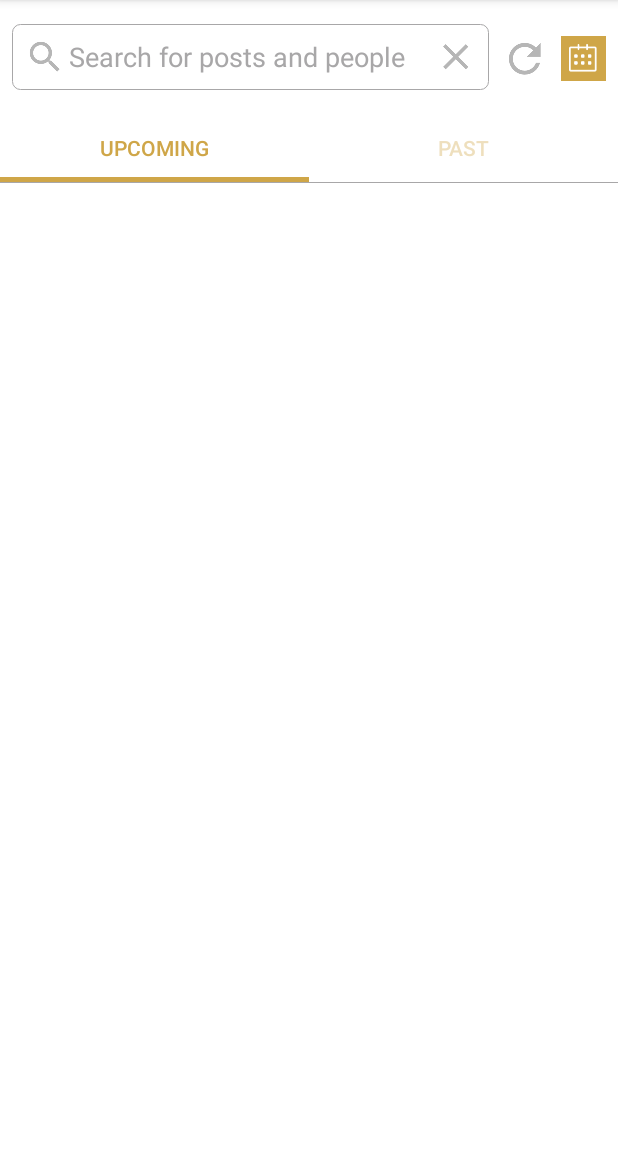
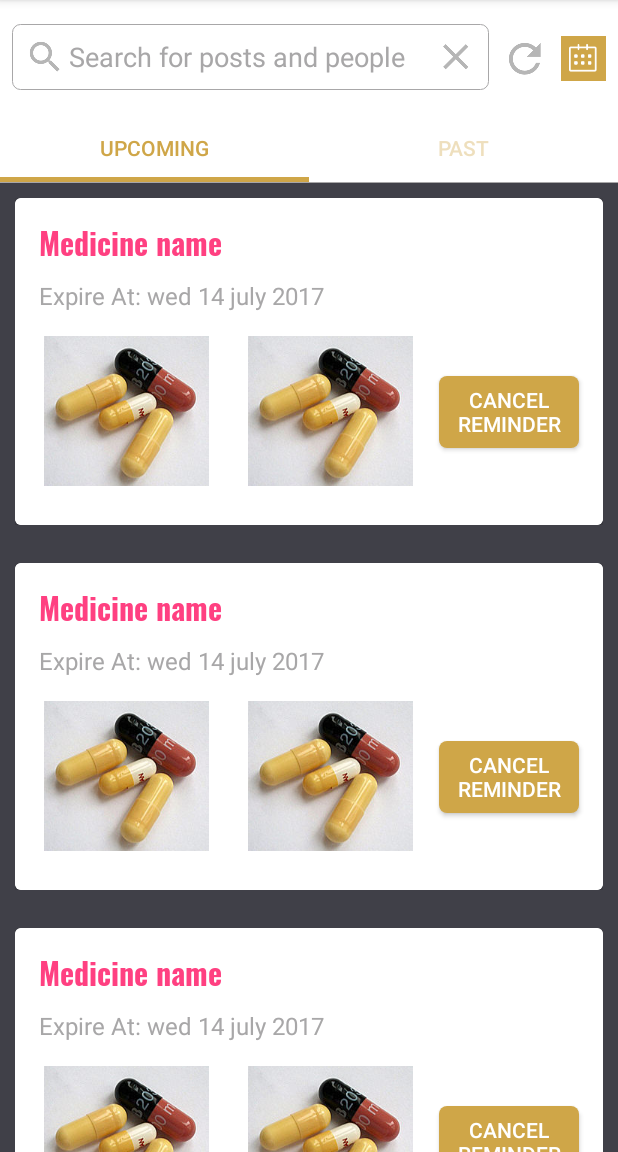
Before and after one commit to sanjaysingh1990/medicinereminder, an Android app: the HistoryActivity screen opened directly, with no data from a screen before it, on a phone screen of 412 x 824 dp, the part 84-1236 px from its top. Run offline under Robolectric (Android 15) with nearby library versions, the phone set to English and light mode, and no system bars; our stand-ins replace CircleImageView, data binding; libraries missing offline, so code that uses them is left out: cn.pedant; 2 statements that could not run were skipped.

Commit message:
history design done

```diff
--- a/app/build.gradle
+++ b/app/build.gradle
@@ -31,4 +31,5 @@ dependencies {
     testCompile 'junit:junit:4.12'
     compile 'com.android.support:cardview-v7:25.3.1'
     compile 'com.android.support:recyclerview-v7:25.3.1'
+    compile 'cn.pedant.sweetalert:library:1.3'
 }
--- a/app/src/main/AndroidManifest.xml
+++ b/app/src/main/AndroidManifest.xml
@@ -7,7 +7,7 @@
 
     <application
         android:allowBackup="true"
-        android:icon="@mipmap/ic_timer_icon"
+
         android:label="@string/app_name"
         android:supportsRtl="true"
         android:theme="@style/AppTheme">
@@ -43,7 +43,7 @@
             android:name=".MyAlertDialog"
             android:launchMode="singleInstance"
             android:theme="@style/Theme.AppCompat.NoActionBar" />
-        <activity android:name=".HistoryActivity"
+        <activity android:name=".history.HistoryActivity"
             android:theme="@style/AppTheme2"
             ></activity>
     </application>
--- a/app/src/main/java/com/medi/reminder/MainActivity.java
+++ b/app/src/main/java/com/medi/reminder/MainActivity.java
@@ -33,6 +33,7 @@ import android.widget.TextView;
 import android.widget.Toast;
 
 import com.medi.reminder.databinding.ActivityMainBinding;
+import com.medi.reminder.history.HistoryActivity;
 import com.medi.reminder.receiver.MyReceiver;
 
 import java.io.FileNotFoundException;
--- /dev/null
+++ b/app/src/main/java/com/medi/reminder/adapter/HistoryAdapter.java
@@ -0,0 +1,158 @@
+package com.medi.reminder.adapter;
+
+import android.support.v4.app.FragmentActivity;
+import android.support.v7.widget.RecyclerView;
+import android.view.LayoutInflater;
+import android.view.View;
+import android.view.ViewGroup;
+import android.widget.Button;
+import android.widget.ImageView;
+
+import com.medi.reminder.R;
+import com.medi.reminder.history.ActionCallBack;
+import com.medi.reminder.model.history.Data;
+
+import java.util.List;
+
+import cn.pedant.SweetAlert.SweetAlertDialog;
+
+/**
+ * Created by sanjay on 6/6/17.
+ * *
+ */
+
+public class HistoryAdapter extends RecyclerView.Adapter<HistoryAdapter.DataHolder> {
+    private static final String FORMAT = "EEE, dd MMM, yyyy hh:mm a";
+    private FragmentActivity mActivity;
+    private List<Data> mDataList;
+    private int mType = 1; // 1-for upcoming 2- for past
+    private ActionCallBack mCallback;
+
+    public HistoryAdapter(FragmentActivity activity, List<Data> dataList, ActionCallBack actionCallBack) {
+        mActivity = activity;
+        mDataList = dataList;
+        mCallback = actionCallBack;
+
+    }
+
+    @Override
+    public DataHolder onCreateViewHolder(ViewGroup parent, int viewType) {
+
+
+        View view = LayoutInflater.from(mActivity).inflate(R.layout.item_medicine_list, parent, false);
+        return new DataHolder(view);
+    }
+
+    @Override
+    public void onBindViewHolder(DataHolder viewHolder, int position) {
+
+
+    }
+
+
+    @Override
+    public int getItemCount() {
+        return mDataList.size();
+    }
+
+
+    class DataHolder extends RecyclerView.ViewHolder {
+        //        private TextView mTxtUname;
+//        private TextView mTxtOrderId;
+//        private TextView mTxtServices;
+//        private TextView mTxtTotalTime;
+//        private TextView mTxtTime;
+//        private TextView mTxtTotalPrice;
+//        private CircleImageView mImgProfilePic;
+//        private ConstraintLayout mConstraintLayout;
+//        private ImageView ImgBtnCancelRequest;
+//        private ImageView ImgBtnAcceptRequest;
+        private Button mBtnCancelReminder;
+        private ImageView mMediImage1;
+        private ImageView mMediImage2;
+
+
+        DataHolder(View itemView) {
+            super(itemView);
+            mBtnCancelReminder = (Button) itemView.findViewById(R.id.btn_set_reminder);
+            mMediImage1 = (ImageView) itemView.findViewById(R.id.image_medi1);
+            mMediImage2 = (ImageView) itemView.findViewById(R.id.image_medi2);
+
+//            mImgProfilePic = (CircleImageView) itemView.findViewById(R.id.image_profile_pic);
+//            mTxtUname = (TextView) itemView.findViewById(R.id.text_user_name);
+//            mTxtOrderId = (TextView) itemView.findViewById(R.id.text_orderid);
+//            mTxtServices = (TextView) itemView.findViewById(R.id.text_services);
+//            mTxtTotalTime = (TextView) itemView.findViewById(R.id.text_total_time);
+//            mTxtTime = (TextView) itemView.findViewById(R.id.text_timing);
+//            mTxtTotalPrice = (TextView) itemView.findViewById(R.id.text_total_price);
+//
+//            mConstraintLayout = (ConstraintLayout) itemView.findViewById(R.id.constraintLayout);
+//            mConstraintLayout.setOnClickListener(new View.OnClickListener() {
+//                @Override
+//                public void onClick(View view) {
+//                    if (bookingSelectedCallBack != null) {
+//                        bookingSelectedCallBack.bookingSelected(getAdapterPosition());
+//                    }
+//                }
+//            });
+//
+//            ImgBtnAcceptRequest = (ImageView) itemView.findViewById(R.id.button_accept_request);
+//            ImgBtnCancelRequest = (ImageView) itemView.findViewById(R.id.button_cancel_request);
+//
+//            //bind with events
+//            ImgBtnAcceptRequest.setOnClickListener(new View.OnClickListener() {
+//                @Override
+//                public void onClick(View view) {
+//                    if (mCallback != null) {
+//                        mCallback.accept(getAdapterPosition());
+//                    }
+//                }
+//            });
+//
+//            ImgBtnCancelRequest.setOnClickListener(new View.OnClickListener() {
+//                @Override
+//                public void onClick(View view) {
+//                    if (mCallback != null) {
+//                        mCallback.reject(getAdapterPosition());
+//                    }
+//                }
+//            });
+
+            mBtnCancelReminder.setOnClickListener(new View.OnClickListener() {
+                @Override
+                public void onClick(View view) {
+                    if (mCallback != null) {
+                        mCallback.cancelSchedule(getAdapterPosition());
+                    }
+                }
+            });
+
+            mMediImage1.setOnClickListener(new View.OnClickListener() {
+                @Override
+                public void onClick(View view) {
+                    showAlert(getAdapterPosition());
+                }
+            });
+
+            mMediImage2.setOnClickListener(new View.OnClickListener() {
+                @Override
+                public void onClick(View view) {
+                    showAlert(getAdapterPosition());
+                }
+            });
+
+        }
+
+        private void showAlert(int postion)
+        {
+            new SweetAlertDialog(mActivity, SweetAlertDialog.CUSTOM_IMAGE_TYPE)
+                    .setTitleText("Sweet!")
+                    .setContentText("Here's a custom image.")
+                    .setCustomImage(R.mipmap.images)
+                    .show();
+        }
+
+    }
+
+
+}
--- /dev/null
+++ b/app/src/main/java/com/medi/reminder/adapter/ViewPagerAdapter.java
@@ -0,0 +1,39 @@
+package com.medi.reminder.adapter;
+
+import android.support.v4.app.Fragment;
+import android.support.v4.app.FragmentManager;
+import android.support.v4.app.FragmentStatePagerAdapter;
+
+import java.util.ArrayList;
+import java.util.List;
+
+public class ViewPagerAdapter extends FragmentStatePagerAdapter {
+    private final List<Fragment> mFragmentList = new ArrayList<>();
+    private final List<String> mFragmentTitleList = new ArrayList<>();
+
+    public ViewPagerAdapter(FragmentManager manager) {
+        super(manager);
+    }
+
+    @Override
+    public Fragment getItem(int position) {
+
+        return mFragmentList.get(position);
+
+    }
+
+    @Override
+    public int getCount() {
+        return mFragmentList.size();
+    }
+
+    public void addFrag(Fragment fragment, String title) {
+        mFragmentList.add(fragment);
+        mFragmentTitleList.add(title);
+    }
+
+    @Override
+    public CharSequence getPageTitle(int position) {
+        return mFragmentTitleList.get(position);
+    }
+}
--- /dev/null
+++ b/app/src/main/java/com/medi/reminder/history/ActionCallBack.java
@@ -0,0 +1,11 @@
+package com.medi.reminder.history;
+
+/**
+ * Created by android on 20/6/17.
+ */
+
+public interface ActionCallBack {
+    void cancelSchedule(int position);
+
+
+}
--- a/app/src/main/java/com/medi/reminder/HistoryActivity.java
+++ b/app/src/main/java/com/medi/reminder/history/HistoryActivity.java
@@ -1,4 +1,4 @@
-package com.medi.reminder;
+package com.medi.reminder.history;
 
 import android.databinding.DataBindingUtil;
 import android.os.Bundle;
@@ -6,18 +6,32 @@ import android.support.v7.app.AppCompatActivity;
 import android.view.MenuItem;
 import android.view.View;
 
+import com.medi.reminder.R;
+import com.medi.reminder.adapter.ViewPagerAdapter;
 import com.medi.reminder.databinding.ActivityHistoryBinding;
 import com.medi.reminder.databinding.ActivityMainBinding;
 
 public class HistoryActivity extends AppCompatActivity {
     private ActivityHistoryBinding binding;
-
+    private ViewPagerAdapter mAdapter;
     @Override
     protected void onCreate(Bundle savedInstanceState) {
         super.onCreate(savedInstanceState);
         binding = DataBindingUtil.setContentView(this, R.layout.activity_history);
         binding.setClickEvent(new ClickHandler());
         getSupportActionBar().setDisplayHomeAsUpEnabled(true);
+        init();
+
+    }
+
+   private void init()
+    {
+        mAdapter = new ViewPagerAdapter(getSupportFragmentManager());
+        mAdapter.addFrag(new UpcomingFragment(), "UPCOMING");
+        mAdapter.addFrag(new PastFragment(), "PAST");
+
+        binding.viewpager.setAdapter(mAdapter);
+        binding.tabLayout.setupWithViewPager(binding.viewpager);
 
     }
 
--- /dev/null
+++ b/app/src/main/java/com/medi/reminder/history/PastFragment.java
@@ -0,0 +1,68 @@
+package com.medi.reminder.history;
+
+import android.databinding.DataBindingUtil;
+import android.os.Bundle;
+import android.support.annotation.Nullable;
+import android.support.v4.app.Fragment;
+import android.support.v7.widget.DividerItemDecoration;
+import android.support.v7.widget.LinearLayoutManager;
+import android.view.LayoutInflater;
+import android.view.View;
+import android.view.ViewGroup;
+
+import com.medi.reminder.R;
+import com.medi.reminder.adapter.HistoryAdapter;
+import com.medi.reminder.databinding.FragmentUpcomingPastBinding;
+import com.medi.reminder.model.history.Data;
+
+import java.util.ArrayList;
+import java.util.List;
+
+/**
+ * Created by android on 2/6/17.
+ * *
+ */
+
+public class PastFragment extends Fragment {
+
+     public List<Data> mList = new ArrayList<>();
+    private FragmentUpcomingPastBinding binding;
+    private HistoryAdapter mAdapter;
+
+    @Nullable
+    @Override
+    public View onCreateView(LayoutInflater inflater, @Nullable ViewGroup container, @Nullable Bundle savedInstanceState) {
+        binding = DataBindingUtil.bind(inflater.inflate(R.layout.fragment_upcoming_past, container, false));
+        return binding.getRoot();
+    }
+
+    @Override
+    public void onViewCreated(View view, @Nullable Bundle savedInstanceState) {
+        super.onViewCreated(view, savedInstanceState);
+        init();
+    }
+
+    private void init() {
+
+        for(int i=0;i<20;i++)
+        {
+            Data data=new Data();
+            mList.add(data);
+        }
+        mAdapter = new HistoryAdapter(getActivity(), mList, new ActionCallBack() {
+            @Override
+            public void cancelSchedule(int position) {
+
+            }
+        });
+        DividerItemDecoration dividerItemDecoration = new DividerItemDecoration(getContext(), DividerItemDecoration.VERTICAL);
+        dividerItemDecoration.setDrawable(getActivity().getDrawable(R.drawable.divider));
+        LinearLayoutManager mLayoutManager = new LinearLayoutManager(getContext());
+        binding.recyclerView.setLayoutManager(mLayoutManager);
+        binding.recyclerView.addItemDecoration(dividerItemDecoration);
+        binding.recyclerView.setAdapter(mAdapter);
+
+
+    }
+
+  }
--- /dev/null
+++ b/app/src/main/java/com/medi/reminder/history/UpcomingFragment.java
@@ -0,0 +1,96 @@
+package com.medi.reminder.history;
+
+import android.databinding.DataBindingUtil;
+import android.os.Bundle;
+import android.support.annotation.Nullable;
+import android.support.v4.app.Fragment;
+import android.support.v7.widget.DividerItemDecoration;
+import android.support.v7.widget.LinearLayoutManager;
+import android.view.LayoutInflater;
+import android.view.View;
+import android.view.ViewGroup;
+
+import com.medi.reminder.R;
+import com.medi.reminder.adapter.HistoryAdapter;
+import com.medi.reminder.databinding.FragmentUpcomingPastBinding;
+import com.medi.reminder.model.history.Data;
+
+import java.util.ArrayList;
+import java.util.List;
+
+import cn.pedant.SweetAlert.SweetAlertDialog;
+
+/**
+ * Created by android on 2/6/17.
+ * *
+ */
+
+public class UpcomingFragment extends Fragment {
+
+    public boolean mDataRequestSuccess = false;
+    public boolean mNoMoreLoad = true;
+    public List<Data> mList = new ArrayList<>();
+    private FragmentUpcomingPastBinding binding;
+    private HistoryAdapter mAdapter;
+
+    @Nullable
+    @Override
+    public View onCreateView(LayoutInflater inflater, @Nullable ViewGroup container, @Nullable Bundle savedInstanceState) {
+        binding = DataBindingUtil.bind(inflater.inflate(R.layout.fragment_upcoming_past, container, false));
+        return binding.getRoot();
+    }
+
+    @Override
+    public void onViewCreated(View view, @Nullable Bundle savedInstanceState) {
+        super.onViewCreated(view, savedInstanceState);
+        init();
+    }
+
+    private void init() {
+       for(int i=0;i<20;i++)
+       {
+           Data data=new Data();
+           mList.add(data);
+       }
+
+        mAdapter = new HistoryAdapter(getActivity(), mList, new ActionCallBack() {
+            @Override
+            public void cancelSchedule(int position) {
+                showWarningAlert(position);
+            }
+        });
+        DividerItemDecoration dividerItemDecoration = new DividerItemDecoration(getContext(), DividerItemDecoration.VERTICAL);
+        dividerItemDecoration.setDrawable(getActivity().getDrawable(R.drawable.divider));
+        LinearLayoutManager mLayoutManager = new LinearLayoutManager(getContext());
+        binding.recyclerView.setLayoutManager(mLayoutManager);
+        binding.recyclerView.addItemDecoration(dividerItemDecoration);
+        binding.recyclerView.setAdapter(mAdapter);
+
+
+    }
+
+    private void showWarningAlert(final int position) {
+        new SweetAlertDialog(getActivity(), SweetAlertDialog.WARNING_TYPE)
+                .setTitleText("Are you sure?")
+                .setContentText("Won't be able to recover this alert!")
+                .setConfirmText("Yes,delete it!")
+                .setConfirmClickListener(new SweetAlertDialog.OnSweetClickListener() {
+                    @Override
+                    public void onClick(SweetAlertDialog sDialog) {
+                        sDialog
+                                .setTitleText("Deleted!")
+                                .setContentText("Your sucedule has been canceled successfully!")
+                                .setConfirmText("OK")
+                                .setConfirmClickListener(null)
+                                .changeAlertType(SweetAlertDialog.SUCCESS_TYPE);
+
+                               //remove deleted item from list and update the list
+                               mList.remove(position);
+                               mAdapter.notifyItemRemoved(position);
+
+                    }
+                })
+                .show();
+    }
+
+}
--- /dev/null
+++ b/app/src/main/java/com/medi/reminder/model/history/Data.java
@@ -0,0 +1,45 @@
+package com.medi.reminder.model.history;
+
+/**
+ * Created by android on 24/8/17.
+ */
+
+public class Data {
+    private String medicineName;
+    private String dateTime;
+    private String imageUrl1;
+    private String imageUrl2;
+
+    public String getMedicineName() {
+        return medicineName;
+    }
+
+    public void setMedicineName(String medicineName) {
+        this.medicineName = medicineName;
+    }
+
+    public String getDateTime() {
+        return dateTime;
+    }
+
+    public void setDateTime(String dateTime) {
+        this.dateTime = dateTime;
+    }
+
+    public String getImageUrl1() {
+        return imageUrl1;
+    }
+
+    public void setImageUrl1(String imageUrl1) {
+        this.imageUrl1 = imageUrl1;
+    }
+
+    public String getImageUrl2() {
+        return imageUrl2;
+    }
+
+    public void setImageUrl2(String imageUrl2) {
+        this.imageUrl2 = imageUrl2;
+    }
+
+}
--- /dev/null
+++ b/app/src/main/res/drawable/divider.xml
@@ -0,0 +1,11 @@
+<?xml version="1.0" encoding="utf-8"?>
+<shape xmlns:android="http://schemas.android.com/apk/res/android"
+    android:shape="rectangle">
+
+    <size
+        android:width="1dp"
+        android:height="5dp" />
+
+    <solid android:color="@color/material_grey_light" />
+
+</shape>
--- a/app/src/main/res/layout/activity_history.xml
+++ b/app/src/main/res/layout/activity_history.xml
@@ -8,7 +8,7 @@
 
         <variable
             name="clickEvent"
-            type="com.medi.reminder.HistoryActivity.ClickHandler" />
+            type="com.medi.reminder.history.HistoryActivity.ClickHandler" />
 
 
     </data>
--- /dev/null
+++ b/app/src/main/res/layout/fragment_upcoming_past.xml
@@ -0,0 +1,28 @@
+<?xml version="1.0" encoding="utf-8"?>
+<layout xmlns:android="http://schemas.android.com/apk/res/android"
+    xmlns:app="http://schemas.android.com/apk/res-auto">
+
+    <data>
+
+
+    </data>
+
+    <android.support.constraint.ConstraintLayout
+        android:layout_width="match_parent"
+        android:layout_height="match_parent"
+        android:background="@color/white"
+        android:orientation="vertical">
+
+
+        <android.support.v7.widget.RecyclerView
+            android:id="@+id/recycler_view"
+            android:layout_width="0dp"
+            android:layout_height="0dp"
+            app:layout_constraintBottom_toBottomOf="parent"
+            app:layout_constraintHorizontal_bias="0.375"
+            app:layout_constraintLeft_toLeftOf="parent"
+            app:layout_constraintRight_toRightOf="parent"
+            app:layout_constraintTop_toTopOf="parent"
+            app:layout_constraintVertical_bias="0.437" />
+    </android.support.constraint.ConstraintLayout>
+</layout>
--- a/app/src/main/res/layout/item_medicine_list.xml
+++ b/app/src/main/res/layout/item_medicine_list.xml
@@ -1,22 +1,20 @@
 <?xml version="1.0" encoding="utf-8"?>
 <LinearLayout xmlns:android="http://schemas.android.com/apk/res/android"
     xmlns:app="http://schemas.android.com/apk/res-auto"
-    android:layout_width="match_parent" android:layout_height="match_parent"
-    android:padding="16dp"
-    android:background="@color/white"
-    >
+    android:layout_width="match_parent"
+    android:layout_height="wrap_content"
+    android:background="@color/material_grey_light"
+    android:padding="10dp">
 
     <android.support.v7.widget.CardView
+        android:id="@+id/cv"
         android:layout_width="match_parent"
         android:layout_height="wrap_content"
-        app:cardElevation="5dp"
-        app:cardCornerRadius="5dp"
-        android:id="@+id/cv"
-        >
+        android:background="@color/white"
+        app:cardCornerRadius="4dp"
+        app:cardElevation="5dp">
 
-       <include
-           layout="@layout/upcoming_item_layout"
-           />
+        <include layout="@layout/upcoming_item_layout" />
 
     </android.support.v7.widget.CardView>
 
--- a/app/src/main/res/layout/upcoming_item_layout.xml
+++ b/app/src/main/res/layout/upcoming_item_layout.xml
@@ -39,31 +39,35 @@
         app:layout_constraintTop_toBottomOf="@+id/text_medi_name" />
 
     <ImageView
-        android:id="@+id/imageView2"
+        android:id="@+id/image_medi1"
         android:layout_width="wrap_content"
         android:layout_height="100dp"
         android:layout_marginLeft="16dp"
         android:layout_marginRight="8dp"
         android:layout_marginTop="16dp"
+
+        android:clickable="true"
         android:scaleType="centerCrop"
+        app:layout_constraintHorizontal_bias="1.0"
         app:layout_constraintLeft_toLeftOf="parent"
         app:layout_constraintRight_toLeftOf="@+id/guideline2"
         app:layout_constraintTop_toBottomOf="@+id/text_expiry_time"
         app:srcCompat="@mipmap/images" />
 
     <ImageView
-        android:id="@+id/imageView3"
+        android:id="@+id/image_medi2"
         android:layout_width="wrap_content"
         android:layout_height="100dp"
         android:layout_marginBottom="0dp"
         android:layout_marginLeft="8dp"
         android:layout_marginRight="0dp"
         android:layout_marginTop="0dp"
+        android:clickable="true"
         android:scaleType="centerCrop"
-        app:layout_constraintBottom_toBottomOf="@+id/imageView2"
+        app:layout_constraintBottom_toBottomOf="@+id/image_medi1"
         app:layout_constraintLeft_toLeftOf="@+id/guideline2"
         app:layout_constraintRight_toLeftOf="@+id/guideline3"
-        app:layout_constraintTop_toTopOf="@+id/imageView2"
+        app:layout_constraintTop_toTopOf="@+id/image_medi1"
         app:layout_constraintVertical_bias="0.0"
         app:srcCompat="@mipmap/images" />
 
@@ -78,10 +82,10 @@
         android:background="@drawable/ripple_yellow"
         android:text="Cancel Reminder"
         android:textColor="@android:color/background_light"
-        app:layout_constraintBottom_toBottomOf="@+id/imageView3"
+        app:layout_constraintBottom_toBottomOf="@+id/image_medi2"
         app:layout_constraintLeft_toLeftOf="@+id/guideline3"
         app:layout_constraintRight_toRightOf="parent"
-        app:layout_constraintTop_toTopOf="@+id/imageView3"
+        app:layout_constraintTop_toTopOf="@+id/image_medi2"
         app:layout_constraintVertical_bias="0.512" />
 
     <android.support.constraint.Guideline
@@ -106,7 +110,7 @@
         android:layout_marginTop="16dp"
         app:layout_constraintLeft_toLeftOf="parent"
         app:layout_constraintRight_toRightOf="parent"
-        app:layout_constraintTop_toBottomOf="@+id/imageView3" />
+        app:layout_constraintTop_toBottomOf="@+id/image_medi2" />
 
 
 </android.support.constraint.ConstraintLayout>
```
